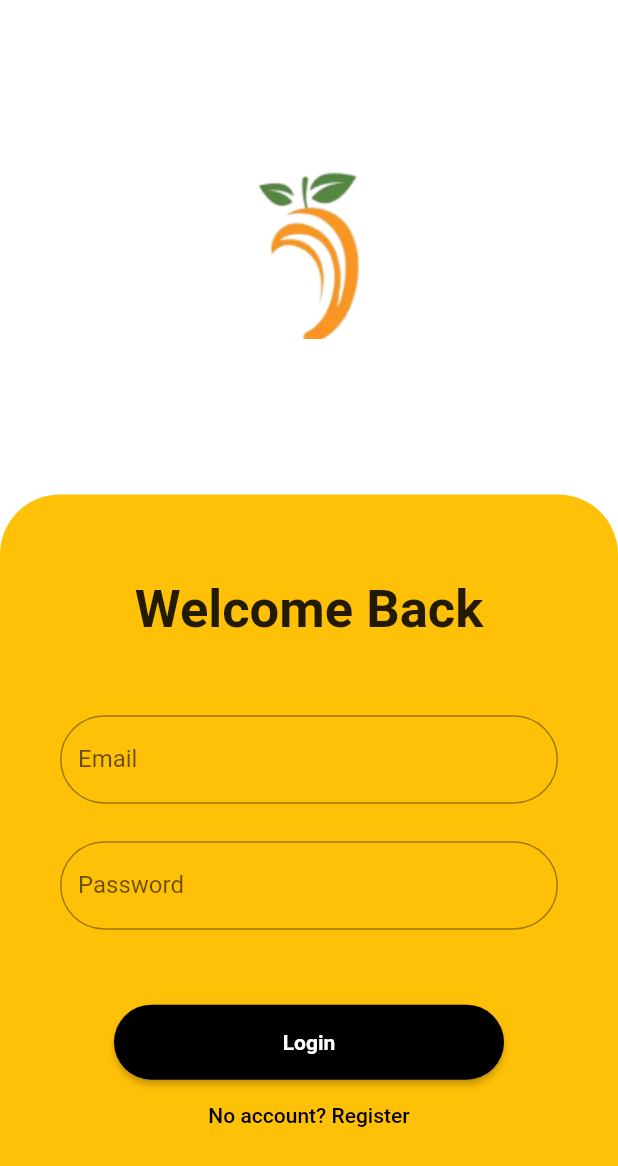
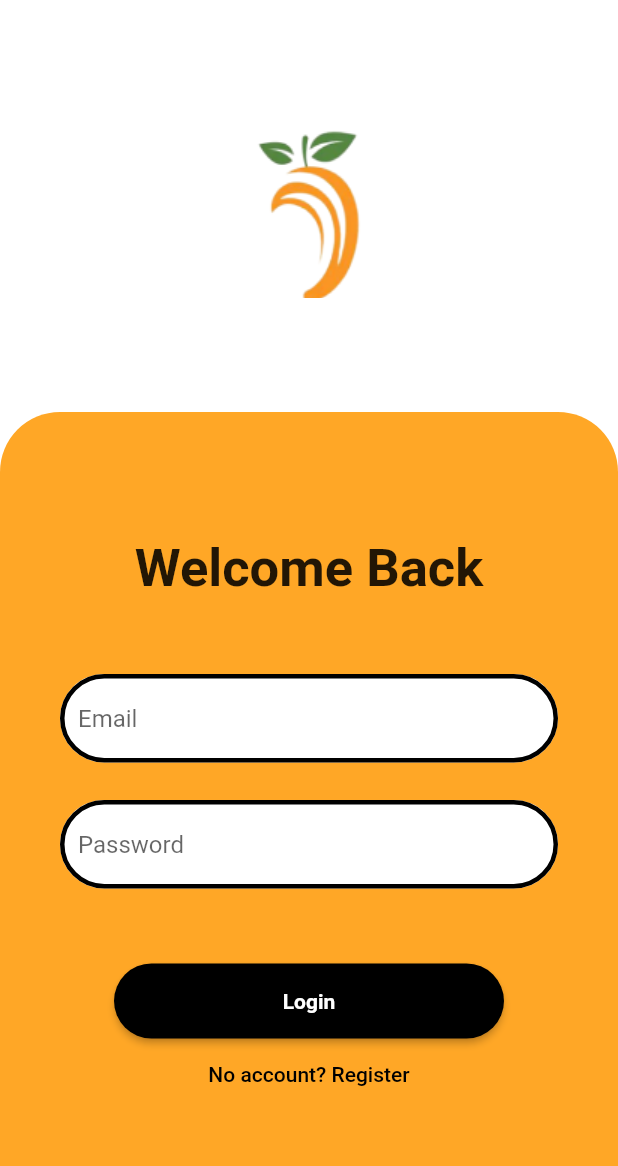
Before and after one commit to Saliou96/flutter, a Flutter app: the Login screen opened by its route, on a phone screen of 412 x 824 dp. Shown: the top 1166 px of the screen. Run offline on Flutter 3.47's test engine with Material 2 defaults, Android fonts, the light colour scheme and no system bars; our stand-ins replace smooth_page_indicator.

Commit message:
release 25/08

```diff
--- a/wallet_ui/lib/screens/login.dart
+++ b/wallet_ui/lib/screens/login.dart
@@ -28,7 +28,6 @@ class _LoginState extends State<Login> {
           child: Column(
             children: [
               Expanded(
-                flex: 2,
                 child: Center(
                   child: Column(
                     mainAxisAlignment: MainAxisAlignment.center,
@@ -39,11 +38,11 @@ class _LoginState extends State<Login> {
                 ),
               ),
               Expanded(
-                flex: 3,
+                flex: 2,
                 child: Container(
                   // width: double.infinity,
                   decoration: BoxDecoration(
-                      color: Colors.amber,
+                      color: Colors.orange[400],
                       borderRadius: BorderRadius.only(
                         topLeft: Radius.circular(40),
                         topRight: Radius.circular(40),
@@ -54,7 +53,8 @@ class _LoginState extends State<Login> {
                       const Text(
                         "Welcome Back",
                         style: TextStyle(
-                          fontWeight: FontWeight.bold, fontSize: 35,
+                          fontWeight: FontWeight.bold,
+                          fontSize: 35,
                         ),
                         textAlign: TextAlign.center,
                       ),
@@ -84,11 +84,20 @@ class _LoginState extends State<Login> {
                                   return null;
                                 },
                                 decoration: InputDecoration(
-                                    border: OutlineInputBorder(
-                                        borderRadius:
-                                            BorderRadius.circular(30)),
-                                    hintText: 'Email',
-                                    labelText: "Email"),
+                                  hintText: 'Email',
+                                  filled: true, //<-- SEE HERE
+                                  fillColor: Colors.white,
+                                  focusedBorder: OutlineInputBorder(
+                                    borderSide: const BorderSide(
+                                        width: 3, color: Colors.black),
+                                    borderRadius: BorderRadius.circular(50.0),
+                                  ),
+                                  enabledBorder: OutlineInputBorder(
+                                    borderSide: const BorderSide(
+                                        width: 3, color: Colors.black),
+                                    borderRadius: BorderRadius.circular(50.0),
+                                  ),
+                                ),
                               ),
                               const SizedBox(height: 25),
                               TextFormField(
@@ -106,11 +115,20 @@ class _LoginState extends State<Login> {
                                   return null;
                                 },
                                 decoration: InputDecoration(
-                                    border: OutlineInputBorder(
-                                      borderRadius: BorderRadius.circular(30),
-                                    ),
-                                    hintText: 'Password',
-                                    labelText: "Password"),
+                                  hintText: 'Password',
+                                  filled: true, //<-- SEE HERE
+                                  fillColor: Colors.white,
+                                  focusedBorder: OutlineInputBorder(
+                                    borderSide: const BorderSide(
+                                        width: 3, color: Colors.black),
+                                    borderRadius: BorderRadius.circular(50.0),
+                                  ),
+                                  enabledBorder: OutlineInputBorder(
+                                    borderSide: const BorderSide(
+                                        width: 3, color: Colors.black),
+                                    borderRadius: BorderRadius.circular(50.0),
+                                  ),
+                                ),
                               ),
                             ],
                           ),
```
